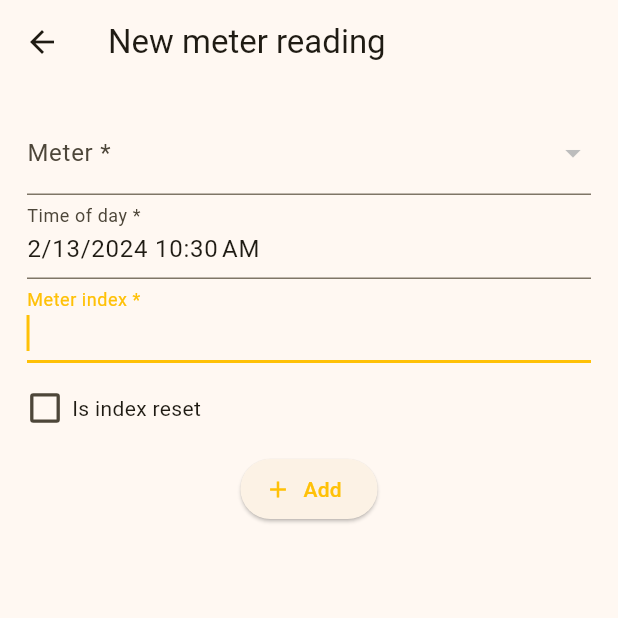
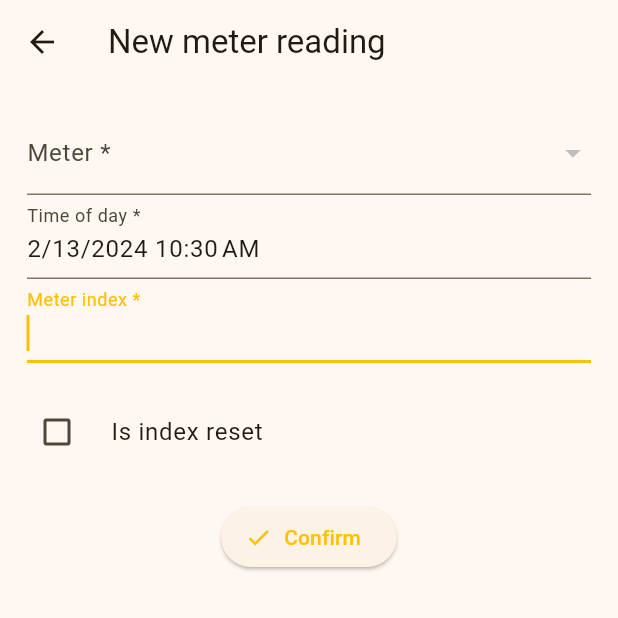
Before and after one commit to sebMathieu/home-metering, a Flutter app: the screen it shows after launch, after a tap on the "add" icon, on a phone screen of 412 x 824 dp, the top half of it. Run offline on Flutter 3.47's test engine with Material 3 defaults, Android fonts, the phone set to English and light mode, and no system bars; our stand-ins replace csv, file_picker, flutter_colorpicker, share_plus, sqflite, syncfusion_flutter_charts; accounts and stored records are empty; generated files the repository leaves out were written again.

Commit message:
feat: improve checkboxes & clarify new meter or reading

```diff
--- a/home_metering/lib/utils/dialogs.dart
+++ b/home_metering/lib/utils/dialogs.dart
@@ -5,7 +5,6 @@ import 'package:home_metering/controller/meter_controller.dart';
 import 'package:home_metering/utils/widgets.dart';
 import 'package:intl/intl.dart';
 import 'package:share_plus/share_plus.dart';
-import 'package:cross_file/cross_file.dart';
 
 import 'package:file_picker/file_picker.dart';
 import 'package:flutter/material.dart';
--- a/home_metering/lib/utils/metering.dart
+++ b/home_metering/lib/utils/metering.dart
@@ -183,7 +183,7 @@ List<MeterReading> parseMeterReadingsFromCSVString(String rawCSV,
     Meter? meter = preferredMeter;
     if (csvLine.length >= 4 && csvLine[3] != null && csvLine[3].trim() != "") {
       final lowerMeterName = csvLine[3].trim().toLowerCase();
-      print("meter name \"$lowerMeterName\" from line ${csvLine} among ${meterByName?.keys} ?");
+      print("meter name \"$lowerMeterName\" from line $csvLine among ${meterByName?.keys} ?");
       if (preferredMeter != null && lowerMeterName == preferredMeter.name.toLowerCase()) {
       } // Already set to preferred meter
       else if (meterByName == null) {
--- a/home_metering/lib/views/edit_meter_reading_view.dart
+++ b/home_metering/lib/views/edit_meter_reading_view.dart
@@ -30,8 +30,11 @@ class _EditMeterReadingViewState extends State<EditMeterReadingView> {
       meterReading = copyMeterReading(widget.initialMeterReading!);
     } else {
       var meterId = widget.initialMeter?.id ?? 0;
-      if (meterId == 0 && widget.meters.isNotEmpty) meterId = widget.meters[0].id ?? 0;
-      meterReading = MeterReading(meterId: meterId, dateTime: DateTime.now(), value: -1);
+      if (meterId == 0 && widget.meters.isNotEmpty) {
+        meterId = widget.meters[0].id ?? 0;
+      }
+      meterReading =
+          MeterReading(meterId: meterId, dateTime: DateTime.now(), value: -1);
     }
   }
 
@@ -53,7 +56,8 @@ class _EditMeterReadingViewState extends State<EditMeterReadingView> {
     }
     if (!_isFormValid()) return;
     _formKey.currentState!.save();
-    await updateMeterReading(meterReading, widget.initialMeterReading!.dateTime);
+    await updateMeterReading(
+        meterReading, widget.initialMeterReading!.dateTime);
     if (!mounted) return;
     Navigator.of(context).pop();
   }
@@ -66,12 +70,17 @@ class _EditMeterReadingViewState extends State<EditMeterReadingView> {
   Widget build(BuildContext context) {
     final translator = getTranslator(context);
     return Scaffold(
-      appBar: AppBar(title: Text(widget.initialMeterReading != null ? translator.editMeterReading : translator.newMeterReading)),
+      appBar: AppBar(
+          title: Text(widget.initialMeterReading != null
+              ? translator.editMeterReading
+              : translator.newMeterReading)),
       body: SingleChildScrollView(
           child: Column(
         mainAxisAlignment: MainAxisAlignment.start,
         children: <Widget>[
-          Padding(padding: const EdgeInsets.all(defaultViewPadding), child: _buildForm(context)),
+          Padding(
+              padding: const EdgeInsets.all(defaultViewPadding),
+              child: _buildForm(context)),
           _buildActionButton(context)
         ],
       )),
@@ -90,7 +99,8 @@ class _EditMeterReadingViewState extends State<EditMeterReadingView> {
     final translator = getTranslator(context);
     return Form(
       key: _formKey,
-        child: Column(children: [
+      child: Column(
+        children: [
           DropdownButtonFormField<int>(
             value: meterId,
             validator: (value) => validateDynamicRequired(value, translator),
@@ -107,7 +117,8 @@ class _EditMeterReadingViewState extends State<EditMeterReadingView> {
           ),
           TextFormField(
               initialValue: timeOfDayFormatter.format(meterReading.dateTime),
-              validator: (v) => validateRequiredDateTime(v, formatter: timeOfDayFormatter, translator),
+              validator: (v) => validateRequiredDateTime(
+                  v, formatter: timeOfDayFormatter, translator),
               keyboardType: TextInputType.number,
               onSaved: (value) {
                 meterReading.dateTime = timeOfDayFormatter.parseLoose(value!);
@@ -116,46 +127,40 @@ class _EditMeterReadingViewState extends State<EditMeterReadingView> {
                 labelText: "${translator.timeOfDay} *",
               )),
           TextFormField(
-              initialValue: meterReading.value < 0 ? null : meterReading.value.toString(),
+              initialValue:
+                  meterReading.value < 0 ? null : meterReading.value.toString(),
               validator: (value) => validateRequiredFloat(value, translator),
               autofocus: true,
               keyboardType: TextInputType.number,
-              onSaved: (value) =>
-              meterReading.value = num.parse(value!),
+              onSaved: (value) => meterReading.value = num.parse(value!),
               decoration: InputDecoration(
                 labelText: "${translator.meterIndex} *",
               )),
           const SizedBox(height: 18),
-          Row(
-            children: [
-              Transform.scale(
-                  scale: 1.1,
-                  child: SizedBox(
-                      width: 24,
-                      height: 24,
-                      child:Checkbox(
+          CheckboxListTile(
             value: meterReading.isReset,
+            title: Text(translator.isIndexReset),
+            controlAffinity: ListTileControlAffinity.leading,
+            contentPadding: const EdgeInsets.symmetric(horizontal: 0.0, vertical: 0.0),
             onChanged: (value) {
               setState(() {
                 meterReading.isReset = (value == true);
               });
-                          }
-                      ))),
-              const SizedBox(width: 6),
-              Text(translator.isIndexReset)
+            },
+          ),
         ],
       ),
-        ])
     );
   }
 
   ButtonStyleButton _buildActionButton(BuildContext context) {
     final translator = getTranslator(context);
     return ElevatedButton.icon(
-      icon: Icon(
-          widget.initialMeterReading != null ? Icons.edit : Icons.add,
+      icon: Icon(widget.initialMeterReading != null ? Icons.edit : Icons.check,
           size: 18),
-      label: Text(widget.initialMeterReading != null ? translator.update : translator.add),
+      label: Text(widget.initialMeterReading != null
+          ? translator.update
+          : translator.confirm),
       onPressed: widget.initialMeterReading != null
           ? _updateMeterReading
           : _addMeterReading,
--- a/home_metering/lib/widgets/meters_cost_chart_widget.dart
+++ b/home_metering/lib/widgets/meters_cost_chart_widget.dart
@@ -32,7 +32,7 @@ class MetersCostChartWidget extends StatelessWidget {
           title: AxisTitle(
               text:
                   "[${settings.currencyUnit}/${getFrequencyUnitTranslation(frequency, translator)}]")),
-      legend: Legend(isVisible: true, position: LegendPosition.top),
+      legend: const Legend(isVisible: true, position: LegendPosition.top),
       series: meters.map((meter) {
         final consumptionDateTimeBuckets = consumptionsByMeterId[meter.id!]!;
         return StackedColumnSeries<MapEntry<DateTime, num>, DateTime>(
--- a/home_metering/pubspec.yaml
+++ b/home_metering/pubspec.yaml
@@ -4,7 +4,7 @@ publish_to: 'none' # Remove this line if you wish to publish to pub.dev
 
 # A version number is three numbers separated by dots, like 1.2.43
 # followed by an optional build number separated by a +.
-version: 1.0.5+20240116
+version: 1.0.6+20240213
 
 environment:
   sdk: '>=2.18.4 <3.0.0'
```
Also changed, not shown: home_metering/lib/views/edit_meter_view.dart (+12 -19 lines). Lines whose indentation alone changed are shown as unchanged.
